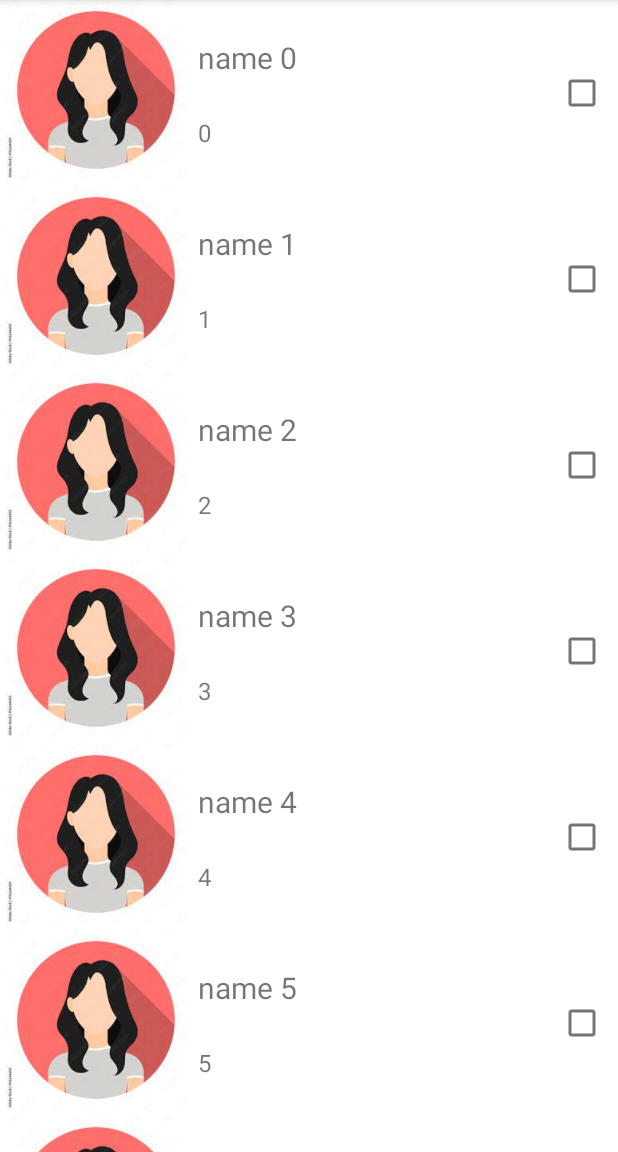
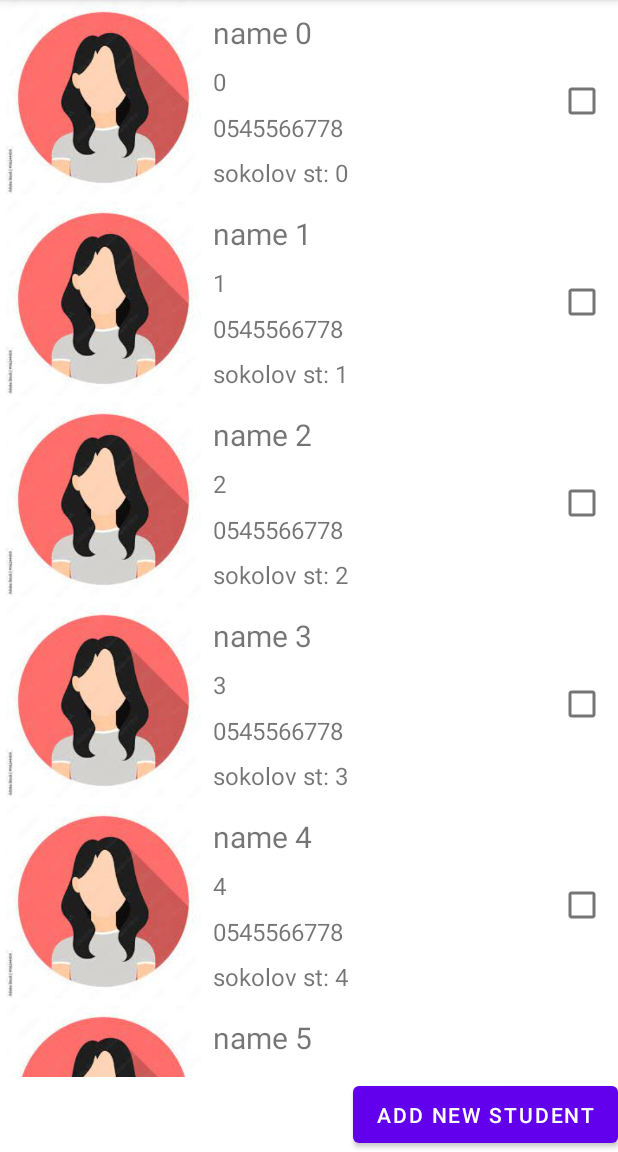
Before and after one commit to ofriaker/studentList, an Android app: the screen it shows after launch (StudentRecyclerList), on a phone screen of 412 x 824 dp, the part 84-1236 px from its top. Run offline under Robolectric (Android 15) with nearby library versions, the phone set to English and light mode, and no system bars.

Commit message:
added all info to student row and a new student btn

```diff
--- a/app/src/main/java/com/example/studentlist/StudentRecyclerList.java
+++ b/app/src/main/java/com/example/studentlist/StudentRecyclerList.java
@@ -43,12 +43,16 @@ public class StudentRecyclerList extends AppCompatActivity {
     class StudentViewHolder extends RecyclerView.ViewHolder{
         TextView name;
         TextView id;
+        TextView phone;
+        TextView address;
         CheckBox cb;
 
         public StudentViewHolder(@NonNull View itemView, OnItemClickListener listener) {
             super(itemView);
             name = itemView.findViewById(R.id.studentListRow_name);
             id = itemView.findViewById(R.id.studentListRow_id);
+            phone = itemView.findViewById(R.id.studentListRow_phone);
+            address = itemView.findViewById(R.id.studentListRow_address);
             cb = itemView.findViewById(R.id.studentListRow_cb);
             cb.setOnClickListener(new View.OnClickListener() {
                 @Override
@@ -70,6 +74,8 @@ public class StudentRecyclerList extends AppCompatActivity {
         public void bind(Student st, int position) {
             name.setText(st.name);
             id.setText(st.id);
+            phone.setText(st.phone);
+            address.setText(st.address);
             cb.setChecked(st.cb);
             cb.setTag(position);
         }
--- a/app/src/main/res/layout/activity_student_recycler_list.xml
+++ b/app/src/main/res/layout/activity_student_recycler_list.xml
@@ -10,8 +10,18 @@
         android:id="@+id/studentRecyclerList_list"
         android:layout_width="0dp"
         android:layout_height="0dp"
+        app:layout_constraintBottom_toTopOf="@+id/studentRL_newStudent"
+        app:layout_constraintEnd_toEndOf="parent"
+        app:layout_constraintHorizontal_bias="0.5"
+        app:layout_constraintStart_toStartOf="parent"
+        app:layout_constraintTop_toTopOf="parent" />
+
+    <Button
+        android:id="@+id/studentRL_newStudent"
+        android:layout_width="wrap_content"
+        android:layout_height="50dp"
+        android:text="Add New Student"
         app:layout_constraintBottom_toBottomOf="parent"
         app:layout_constraintEnd_toEndOf="parent"
-        app:layout_constraintStart_toStartOf="parent"
-        app:layout_constraintTop_toTopOf="parent" />
+        app:layout_constraintTop_toBottomOf="@+id/studentRecyclerList_list" />
 </androidx.constraintlayout.widget.ConstraintLayout>
--- a/app/src/main/res/layout/student_list_row.xml
+++ b/app/src/main/res/layout/student_list_row.xml
@@ -8,8 +8,8 @@
 
     <ImageView
         android:id="@+id/studentListRow_avatar"
-        android:layout_width="120dp"
-        android:layout_height="120dp"
+        android:layout_width="130dp"
+        android:layout_height="130dp"
         android:layout_marginStart="4dp"
         android:layout_marginBottom="4dp"
         app:layout_constraintBottom_toBottomOf="parent"
@@ -26,19 +26,6 @@
         app:layout_constraintTop_toTopOf="parent" />
 
     <TextView
-        android:id="@+id/studentListRow_id"
-        android:layout_width="0dp"
-        android:layout_height="wrap_content"
-        android:layout_marginStart="8dp"
-        android:text="TextView"
-        android:textSize="16sp"
-        app:layout_constraintBottom_toBottomOf="parent"
-        app:layout_constraintEnd_toStartOf="@+id/studentListRow_cb"
-        app:layout_constraintHorizontal_bias="0.5"
-        app:layout_constraintStart_toEndOf="@+id/studentListRow_avatar"
-        app:layout_constraintTop_toBottomOf="@+id/studentListRow_name" />
-
-    <TextView
         android:id="@+id/studentListRow_name"
         android:layout_width="0dp"
         android:layout_height="wrap_content"
@@ -49,5 +36,47 @@
         app:layout_constraintEnd_toStartOf="@+id/studentListRow_cb"
         app:layout_constraintHorizontal_bias="0.5"
         app:layout_constraintStart_toEndOf="@+id/studentListRow_avatar"
-        app:layout_constraintTop_toTopOf="parent" />
+        app:layout_constraintTop_toTopOf="parent"
+        app:layout_constraintVertical_bias="0.164" />
+
+    <TextView
+        android:id="@+id/studentListRow_id"
+        android:layout_width="0dp"
+        android:layout_height="wrap_content"
+        android:layout_marginStart="8dp"
+        android:text="TextView"
+        android:textSize="16sp"
+        app:layout_constraintBottom_toTopOf="@+id/studentListRow_phone"
+        app:layout_constraintEnd_toStartOf="@+id/studentListRow_cb"
+        app:layout_constraintHorizontal_bias="0.5"
+        app:layout_constraintStart_toEndOf="@+id/studentListRow_avatar"
+        app:layout_constraintTop_toBottomOf="@+id/studentListRow_name" />
+
+    <TextView
+        android:id="@+id/studentListRow_phone"
+        android:layout_width="0dp"
+        android:layout_height="wrap_content"
+        android:layout_marginStart="8dp"
+        android:text="TextView"
+        android:textSize="16sp"
+        app:layout_constraintBottom_toTopOf="@+id/studentListRow_address"
+        app:layout_constraintEnd_toStartOf="@+id/studentListRow_cb"
+        app:layout_constraintHorizontal_bias="0.5"
+        app:layout_constraintStart_toEndOf="@+id/studentListRow_avatar"
+        app:layout_constraintTop_toBottomOf="@+id/studentListRow_id"
+        app:layout_constraintVertical_bias="0.508" />
+
+    <TextView
+        android:id="@+id/studentListRow_address"
+        android:layout_width="0dp"
+        android:layout_height="wrap_content"
+        android:layout_marginStart="8dp"
+        android:text="TextView"
+        android:textSize="16sp"
+        app:layout_constraintBottom_toBottomOf="parent"
+        app:layout_constraintEnd_toStartOf="@+id/studentListRow_cb"
+        app:layout_constraintHorizontal_bias="0.5"
+        app:layout_constraintStart_toEndOf="@+id/studentListRow_avatar"
+        app:layout_constraintTop_toBottomOf="@+id/studentListRow_phone"
+        app:layout_constraintVertical_bias="0.932" />
 </androidx.constraintlayout.widget.ConstraintLayout>
```
